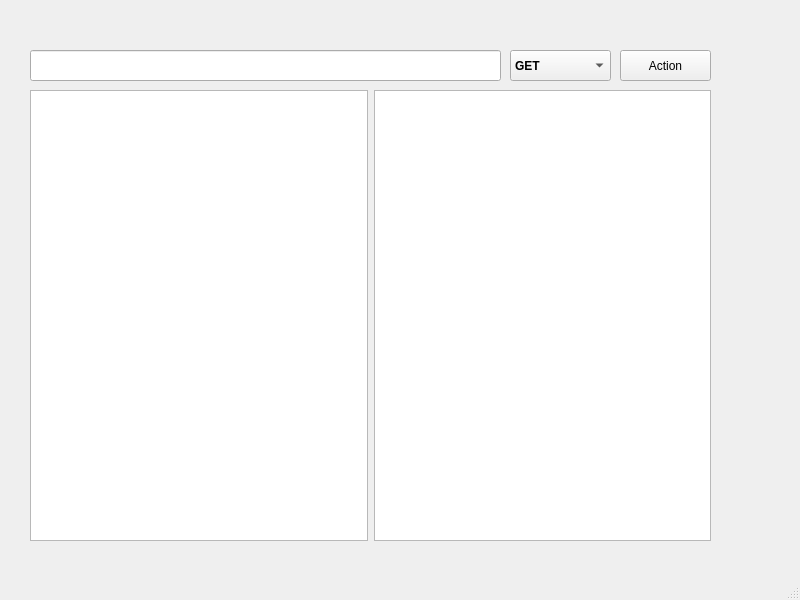
Qt form mainwindow.ui (SethLK/http_client) before a commit.
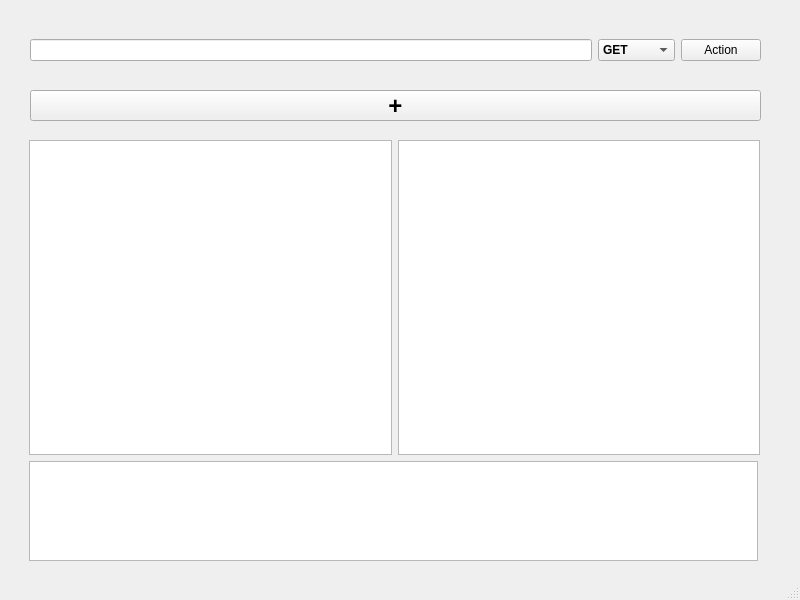
The same form after that commit.

Commit message: Methods are done

Patch:
```diff
--- a/mainwindow.ui
+++ b/mainwindow.ui
@@ -14,25 +14,45 @@
    <string>MainWindow</string>
   </property>
   <widget class="QWidget" name="centralwidget">
-   <widget class="QLineEdit" name="lineEdit">
+   <widget class="QPushButton" name="pushButton_2">
     <property name="geometry">
      <rect>
       <x>30</x>
-      <y>50</y>
-      <width>471</width>
+      <y>90</y>
+      <width>731</width>
       <height>31</height>
      </rect>
     </property>
+    <property name="font">
+     <font>
+      <pointsize>18</pointsize>
+      <italic>false</italic>
+      <bold>true</bold>
+      <underline>false</underline>
+      <strikeout>false</strikeout>
+     </font>
+    </property>
+    <property name="text">
+     <string>+</string>
+    </property>
    </widget>
+   <widget class="QWidget" name="verticalLayoutWidget">
+    <property name="geometry">
+     <rect>
+      <x>30</x>
+      <y>10</y>
+      <width>731</width>
+      <height>80</height>
+     </rect>
+    </property>
+    <layout class="QVBoxLayout" name="verticalLayout">
+     <item>
+      <layout class="QHBoxLayout" name="horizontalLayout_2">
+       <item>
+        <widget class="QLineEdit" name="lineEdit"/>
+       </item>
+       <item>
    <widget class="QComboBox" name="comboBox">
-    <property name="geometry">
-     <rect>
-      <x>510</x>
-      <y>50</y>
-      <width>101</width>
-      <height>31</height>
-     </rect>
-    </property>
     <property name="font">
      <font>
       <pointsize>9</pointsize>
@@ -65,15 +85,9 @@
      </property>
     </item>
    </widget>
+       </item>
+       <item>
    <widget class="QPushButton" name="pushButton">
-    <property name="geometry">
-     <rect>
-      <x>620</x>
-      <y>50</y>
-      <width>91</width>
-      <height>31</height>
-     </rect>
-    </property>
     <property name="font">
      <font>
       <pointsize>9</pointsize>
@@ -83,21 +97,40 @@
      <string>Action</string>
     </property>
    </widget>
-   <widget class="QWidget" name="horizontalLayoutWidget">
+       </item>
+      </layout>
+     </item>
+    </layout>
+   </widget>
+   <widget class="QWidget" name="verticalLayoutWidget_2">
     <property name="geometry">
      <rect>
-      <x>30</x>
-      <y>90</y>
-      <width>681</width>
-      <height>451</height>
+      <x>29</x>
+      <y>140</y>
+      <width>731</width>
+      <height>421</height>
      </rect>
     </property>
+    <layout class="QVBoxLayout" name="verticalLayout_3">
+     <item>
     <layout class="QHBoxLayout" name="horizontalLayout">
      <item>
       <widget class="QTextEdit" name="textEdit"/>
      </item>
      <item>
       <widget class="QTextBrowser" name="textBrowser"/>
+       </item>
+      </layout>
+     </item>
+     <item>
+      <widget class="QTextBrowser" name="textBrowser_2">
+       <property name="maximumSize">
+        <size>
+         <width>729</width>
+         <height>100</height>
+        </size>
+       </property>
+      </widget>
      </item>
     </layout>
    </widget>
```
Lines whose indentation alone changed are shown as unchanged. The commit also changes 2 other files.
